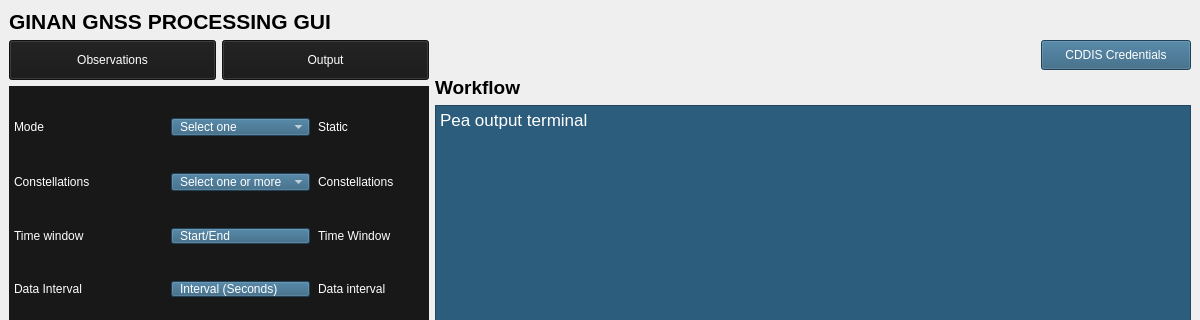
First picture: the form in app/views/main_window.ui, repository SamGreenwood04/Ginan-UI, before the edit; both pictures show x 0 to 1200 and y 0 to 320 of the 1200 by 800 pixel window.
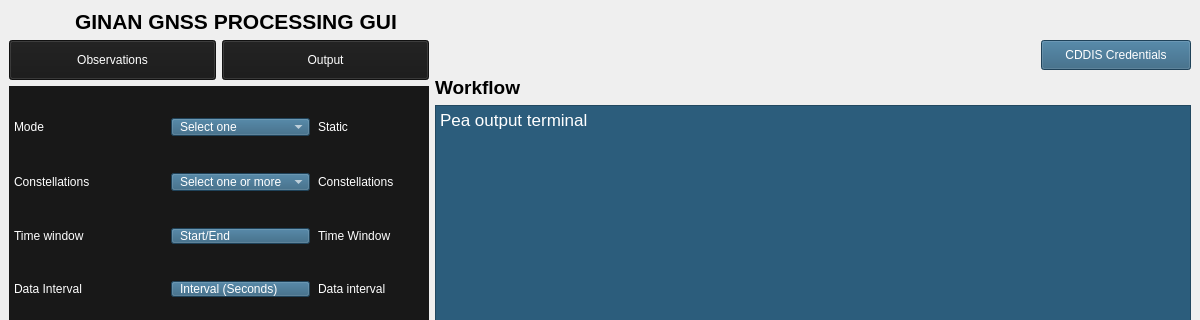
Second picture: the form after the edit. Icons and pictures are not drawn.

Commit message: feat(ui): add Ginan logo to main window header

The edit to the form file:
```diff
--- a/app/views/main_window.ui
+++ b/app/views/main_window.ui
@@ -16,10 +16,29 @@
   <widget class="QWidget" name="centralwidget">
    <layout class="QVBoxLayout" name="verticalLayout">
     <item>
+      <layout class="QHBoxLayout" name="headerLayout">
+        <item>
+          <widget class="QLabel" name="logoLabel">
+            <property name="maximumSize">
+              <size>
+                <width>60</width>
+                <height>60</height>
+              </size>
+            </property>
+            <property name="scaledContents">
+              <bool>true</bool>
+            </property>
+            <property name="pixmap">
+              <pixmap>:/img/ginan-logo.png</pixmap>
+            </property>
+          </widget>
+        </item>
+        <item>
      <widget class="QLabel" name="titleLabel">
       <property name="font">
        <font>
         <pointsize>16</pointsize>
+                <weight>75</weight>
         <bold>true</bold>
        </font>
       </property>
@@ -28,6 +47,8 @@
       </property>
      </widget>
     </item>
+      </layout>
+    </item>
     <item>
      <layout class="QHBoxLayout" name="mainContentLayout">
       <item>
```
Left out of the diff: 4 changed lines with no effect on the pictures. Lines whose indentation alone changed are shown as unchanged. The commit also changes 4 other files.
